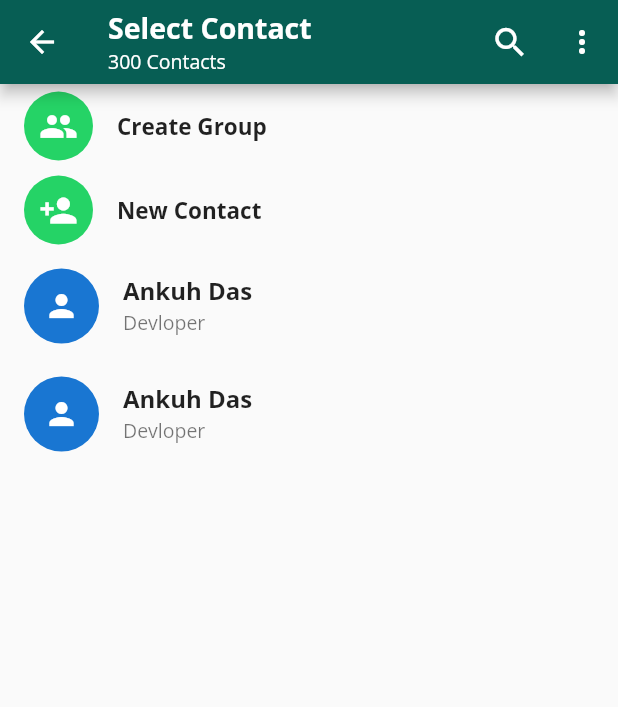
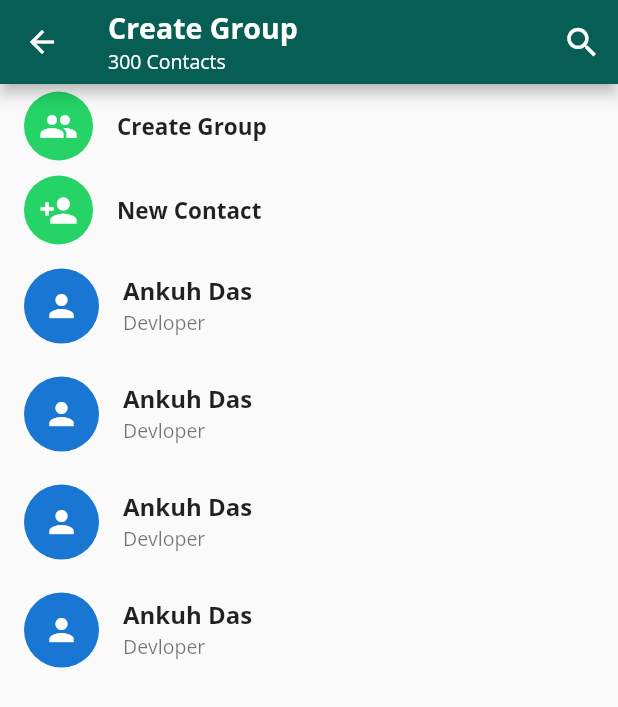
Before and after one commit to anounman/whatsapp-UI, a Flutter app: the ContactPage screen opened directly, on a phone screen of 412 x 824 dp. Shown: the top 707 px of the screen. Run offline on Flutter 3.47's test engine with Material 2 defaults, Android fonts, the phone set to English and light mode, and no system bars; our stand-ins replace flutter_svg, velocity_x; missing offline and left inert: emoji_picker; statements that could not run were skipped.

Commit message:
UI Complete

```diff
--- a/lib/Pages/ContactPage.dart
+++ b/lib/Pages/ContactPage.dart
@@ -3,6 +3,7 @@
 
 import 'package:flutter/material.dart';
 import 'package:velocity_x/velocity_x.dart';
+import 'package:whatsapp/Pages/CreateGroup.dart';
 import 'package:whatsapp/UI/ContactCard.dart';
 import 'package:whatsapp/UI/CustomButton.dart';
 import 'package:whatsapp/model/chatmodel.dart';
@@ -31,47 +32,28 @@ class _ContactPageState extends State<ContactPage> {
             mainAxisAlignment: MainAxisAlignment.start,
             crossAxisAlignment: CrossAxisAlignment.start,
             children: [
-              "Select Contact".text.size(19).bold.make(),
+              "Create Group".text.size(19).bold.make(),
               "300 Contacts".text.size(13).make(),
             ],
           ),
           actions: [
             IconButton(onPressed: () {}, icon: Icon(Icons.search, size: 26)),
-            PopupMenuButton<String>(
-                onSelected: (value) {},
-                itemBuilder: (BuildContext context) {
-                  return [
-                    PopupMenuItem(
-                      child: Text("Invites a friend"),
-                      value: "invite",
-                    ),
-                    PopupMenuItem(
-                      child: Text("Contatcs"),
-                      value: "Contact",
-                    ),
-                    PopupMenuItem(
-                      child: Text("Refresh"),
-                      value: "Refresh",
-                    ),
-                    PopupMenuItem(
-                      child: Text("Help"),
-                      value: "help",
-                    ),
-                  ];
-                })
           ],
         ),
         body: ListView.builder(
-            itemCount: contacts.length,
+            itemCount: contacts.length + 2,
             itemBuilder: (context, index) {
               if (index == 0) {
-                return ButtonCard(name: "Create Group", icon: Icons.group);
+                return InkWell(
+                    onTap: () => Navigator.push(context,
+                        MaterialPageRoute(builder: (builder) => CreateGroup())),
+                    child: ButtonCard(name: "Create Group", icon: Icons.group));
               }
               if (index == 1) {
                 return ButtonCard(name: "New Contact", icon: Icons.person_add);
               }
               return ContactCard(
-                contactCard: contacts[index],
+                contactCard: contacts[index - 2],
               );
             }));
   }
--- a/lib/UI/ContactCard.dart
+++ b/lib/UI/ContactCard.dart
@@ -8,9 +8,9 @@ class ContactCard extends StatelessWidget {
   final ContactModel contactCard;
   @override
   Widget build(BuildContext context) {
-    return InkWell(
-      onTap: () {},
-      child: Column(
+    return Stack(
+      children: [
+        Column(
           children: [
             ListTile(
                 leading: CircleAvatar(
@@ -25,6 +25,17 @@ class ContactCard extends StatelessWidget {
                 subtitle: contactCard.about.text.size(13).make()),
           ],
         ),
+        contactCard.isSelected?CircleAvatar(
+          backgroundColor: Colors.teal,
+          radius: 11,
+          child: Icon(
+            Icons.check,
+            color: Colors.white,
+            size: 16,
+          ),
+        ).pOnly(top: 40, left: 45)
+        : Container()
+      ],
     );
   }
 }
--- a/lib/UI/CustomButton.dart
+++ b/lib/UI/CustomButton.dart
@@ -10,8 +10,7 @@ class ButtonCard extends StatelessWidget {
 
   @override
   Widget build(BuildContext context) {
-    return InkWell(
-      child: ListTile(
+    return ListTile(
       leading: CircleAvatar(
         radius: 23,
         child: Icon(
@@ -28,7 +27,6 @@ class ButtonCard extends StatelessWidget {
           fontWeight: FontWeight.bold,
         ),
       ),
-      ),
     );
   }
 }
--- a/lib/model/chatmodel.dart
+++ b/lib/model/chatmodel.dart
@@ -21,6 +21,7 @@ class ChatModel {
 class ContactModel {
   late String name;
   late String about;
-
-  ContactModel({required this.name, required this.about});
+  bool isSelected = false;
+  ContactModel(
+      {required this.name, required this.about, this.isSelected = false});
 }
```
Also changed, not shown: lib/Pages/CreateGroup.dart (added, +127 -0 lines), lib/UI/AvtarCard.dart (added, +58 -0 lines). Lines whose indentation alone changed are shown as unchanged.
